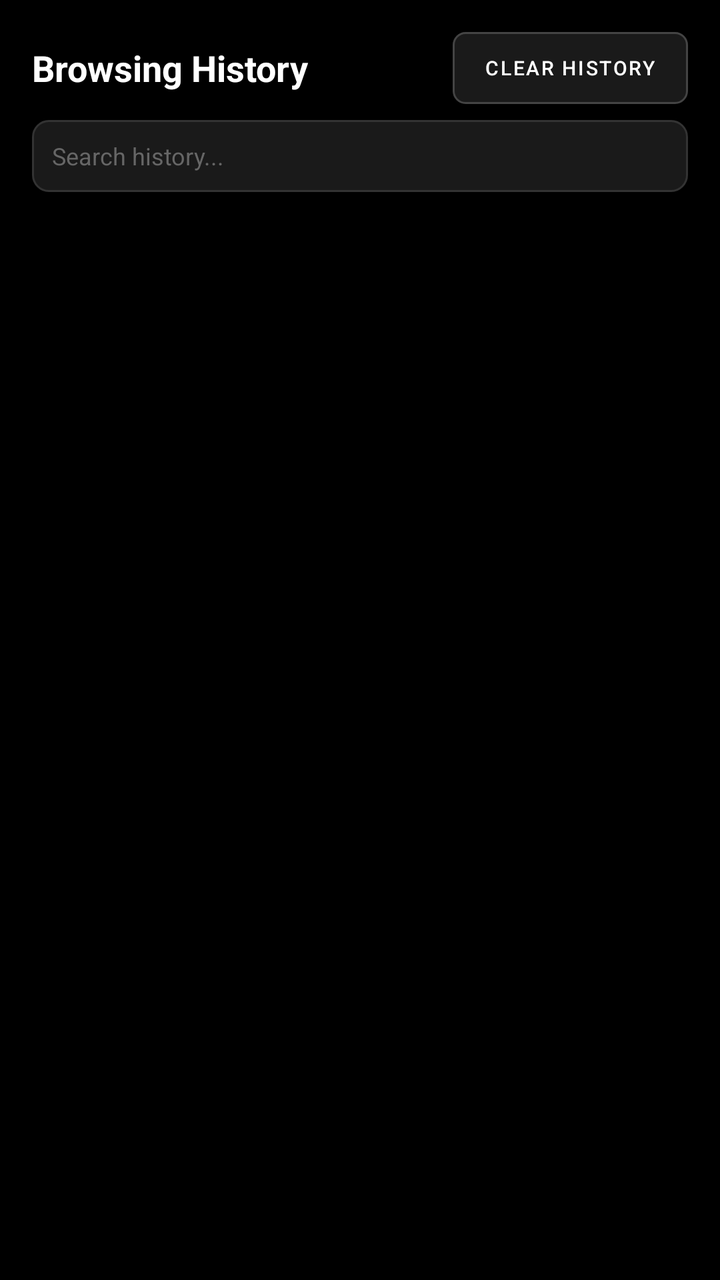
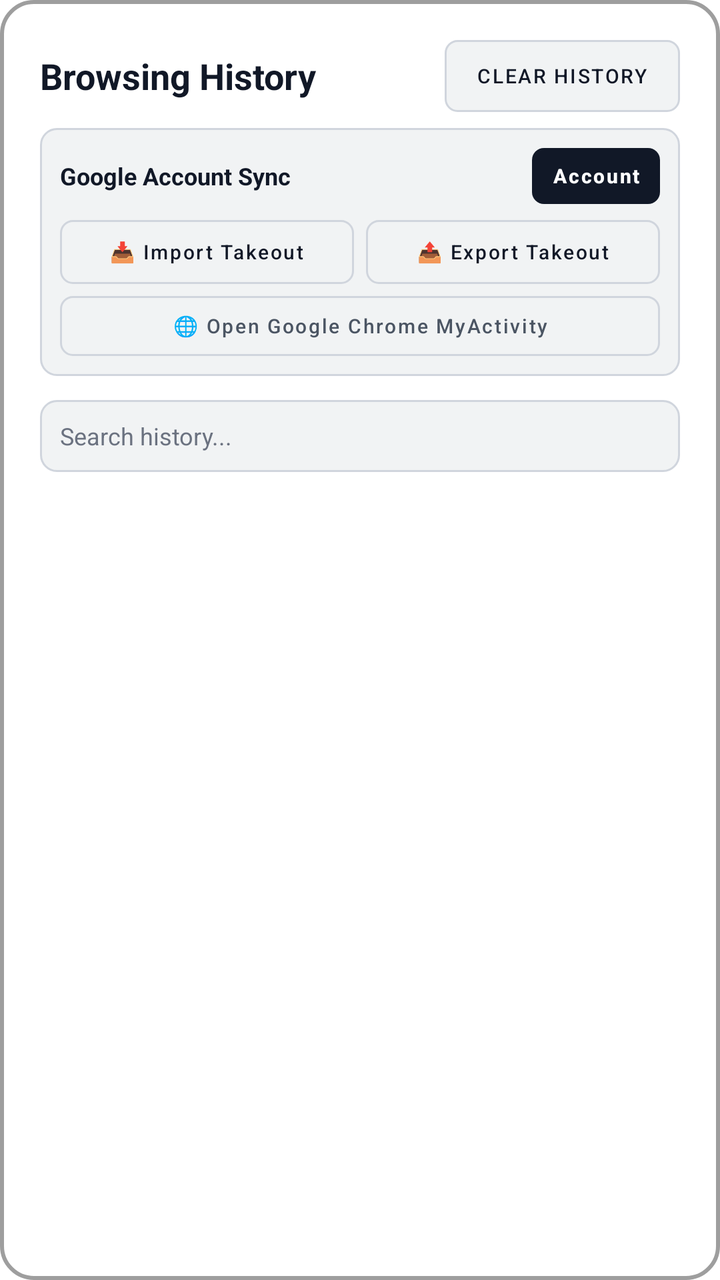

The first picture is an Android layout as it rendered before a commit; the second is the same layout after the commit. The layout source and the unified diff follow.
<!-- AndroidManifest.xml: application theme Theme.F12Browser -->
<!-- res/layout/dialog_history.xml -->
<?xml version="1.0" encoding="utf-8"?>
<LinearLayout xmlns:android="http://schemas.android.com/apk/res/android"
    android:layout_width="match_parent"
    android:layout_height="match_parent"
    android:orientation="vertical"
    android:background="@color/bg_black"
    android:padding="16dp">

    <LinearLayout
        android:layout_width="match_parent"
        android:layout_height="wrap_content"
        android:orientation="horizontal"
        android:gravity="center_vertical"
        android:layout_marginBottom="8dp">

        <TextView
            android:layout_width="0dp"
            android:layout_height="wrap_content"
            android:layout_weight="1"
            android:text="Browsing History"
            android:textColor="@color/text_primary"
            android:textSize="18sp"
            android:textStyle="bold" />

        <Button
            android:id="@+id/btn_clear_history"
            android:layout_width="wrap_content"
            android:layout_height="36dp"
            android:background="@drawable/bg_button_dark"
            android:text="CLEAR HISTORY"
            android:textColor="@color/text_primary"
            android:textSize="10sp" />
    </LinearLayout>

    <EditText
        android:id="@+id/history_search"
        android:layout_width="match_parent"
        android:layout_height="36dp"
        android:layout_marginBottom="10dp"
        android:background="@drawable/bg_toolbar_edittext"
        android:hint="Search history..."
        android:textColor="@color/text_primary"
        android:textColorHint="@color/text_tertiary"
        android:textSize="12sp"
        android:paddingHorizontal="10dp"
        android:singleLine="true" />

    <androidx.recyclerview.widget.RecyclerView
        android:id="@+id/recycler_history"
        android:layout_width="match_parent"
        android:layout_height="match_parent"
        android:scrollbars="vertical" />
</LinearLayout>
<!-- resources referenced by this layout -->
<resources>
  <color name="bg_black">#000000</color>
  <color name="text_primary">#FFFFFF</color>
  <color name="text_tertiary">#666666</color>
  <!-- drawable bg_button_dark (drawable) -->
  <ripple xmlns:android="http://schemas.android.com/apk/res/android"
      android:color="#33FFFFFF">
      <item>
          <shape android:shape="rectangle">
              <solid android:color="#1A1A1A" />
              <stroke android:width="1dp" android:color="#444444" />
              <corners android:radius="6dp" />
              <padding
                  android:left="12dp"
                  android:top="8dp"
                  android:right="12dp"
                  android:bottom="8dp" />
          </shape>
      </item>
  </ripple>
  <!-- drawable bg_toolbar_edittext (drawable) -->
  <shape xmlns:android="http://schemas.android.com/apk/res/android"
      android:shape="rectangle">
      <solid android:color="#1A1A1A" />
      <stroke android:width="1dp" android:color="#333333" />
      <corners android:radius="8dp" />
      <padding
          android:left="10dp"
          android:top="6dp"
          android:right="10dp"
          android:bottom="6dp" />
  </shape>
  <style name="Theme.F12Browser" parent="Theme.MaterialComponents.NoActionBar">
          
          <item name="colorPrimary">@color/bg_black</item>
          <item name="colorPrimaryVariant">@color/bg_dark</item>
          <item name="colorOnPrimary">@color/text_primary</item>
          
          
          <item name="colorSecondary">@color/accent_white</item>
          <item name="colorSecondaryVariant">@color/accent_gray</item>
          <item name="colorOnSecondary">@color/bg_black</item>
          
          
          <item name="android:colorBackground">@color/bg_black</item>
          <item name="colorSurface">@color/bg_surface</item>
          <item name="colorOnSurface">@color/text_primary</item>
          
          
          <item name="android:statusBarColor">@color/bg_black</item>
          <item name="android:navigationBarColor">@color/bg_black</item>
          <item name="android:windowLightStatusBar" tools:targetApi="m">false</item>
          <item name="android:windowLightNavigationBar" tools:targetApi="o_mr1">false</item>
  
          
          <item name="materialButtonStyle">@style/Widget.F12.Button</item>
      </style>
  <color name="bg_dark">#121212</color>
  <color name="accent_white">#FFFFFF</color>
  <color name="accent_gray">#888888</color>
  <color name="bg_surface">#1A1A1A</color>
  <style name="Widget.F12.Button" parent="Widget.MaterialComponents.Button">
          <item name="android:insetTop">0dp</item>
          <item name="android:insetBottom">0dp</item>
          <item name="android:insetLeft">0dp</item>
          <item name="android:insetRight">0dp</item>
          <item name="android:minHeight">0dp</item>
          <item name="android:minWidth">0dp</item>
          <item name="backgroundTint">@null</item>
          <item name="rippleColor">#33FFFFFF</item>
          <item name="android:stateListAnimator">@null</item>
          <item name="android:textAllCaps">false</item>
      </style>
</resources>

<!-- the commit's change to res/layout/dialog_history.xml (unified diff, before → after) -->
@@ -3,8 +3,8 @@
     android:layout_width="match_parent"
     android:layout_height="match_parent"
     android:orientation="vertical"
-    android:background="@color/bg_black"
-    android:padding="16dp">
+    android:background="@drawable/bg_dialog_modal"
+    android:padding="20dp">
 
     <LinearLayout
         android:layout_width="match_parent"
@@ -32,6 +32,82 @@
             android:textSize="10sp" />
     </LinearLayout>
 
+    
+    <LinearLayout
+        android:layout_width="match_parent"
+        android:layout_height="wrap_content"
+        android:orientation="vertical"
+        android:background="@drawable/bg_card_monochrome"
+        android:padding="10dp"
+        android:layout_marginBottom="12dp">
+
+        <LinearLayout
+            android:layout_width="match_parent"
+            android:layout_height="wrap_content"
+            android:orientation="horizontal"
+            android:gravity="center_vertical"
+            android:layout_marginBottom="8dp">
+
+            <TextView
+                android:id="@+id/txt_google_sync_status"
+                android:layout_width="0dp"
+                android:layout_height="wrap_content"
+                android:layout_weight="1"
+                android:text="Google Account Sync"
+                android:textColor="@color/text_primary"
+                android:textSize="12sp"
+                android:textStyle="bold" />
+
+            <Button
+                android:id="@+id/btn_google_sign_in"
+                android:layout_width="wrap_content"
+                android:layout_height="28dp"
+                android:background="@drawable/bg_button_white"
+                android:text="Account"
+                android:textColor="@color/bg_black"
+                android:textSize="10sp"
+                android:textStyle="bold"
+                android:paddingHorizontal="10dp" />
+        </LinearLayout>
+
+        <LinearLayout
+            android:layout_width="match_parent"
+            android:layout_height="wrap_content"
+            android:orientation="horizontal"
+            android:layout_marginBottom="6dp">
+
+            <Button
+                android:id="@+id/btn_hist_import_takeout"
+                android:layout_width="0dp"
+                android:layout_height="32dp"
+                android:layout_weight="1"
+                android:layout_marginEnd="6dp"
+                android:background="@drawable/bg_button_dark"
+                android:text="📥 Import Takeout"
+                android:textColor="@color/text_primary"
+                android:textSize="10sp" />
+
+            <Button
+                android:id="@+id/btn_hist_export_takeout"
+                android:layout_width="0dp"
+                android:layout_height="32dp"
+                android:layout_weight="1"
+                android:background="@drawable/bg_button_dark"
+                android:text="📤 Export Takeout"
+                android:textColor="@color/text_primary"
+                android:textSize="10sp" />
+        </LinearLayout>
+
+        <Button
+            android:id="@+id/btn_google_my_activity"
+            android:layout_width="match_parent"
+            android:layout_height="30dp"
+            android:background="@drawable/bg_button_dark"
+            android:text="🌐 Open Google Chrome MyActivity"
+            android:textColor="@color/text_secondary"
+            android:textSize="10sp" />
+    </LinearLayout>
+
     <EditText
         android:id="@+id/history_search"
         android:layout_width="match_parent"
<!-- resource entries referenced after the edit -->
@@ -1,15 +1,16 @@
 <!-- resources referenced by this layout -->
 <resources>
-  <color name="bg_black">#000000</color>
-  <color name="text_primary">#FFFFFF</color>
-  <color name="text_tertiary">#666666</color>
+  <color name="bg_black">#FFFFFF</color>
+  <color name="text_primary">#111827</color>
+  <color name="text_secondary">#4B5563</color>
+  <color name="text_tertiary">#6B7280</color>
   <!-- drawable bg_button_dark (drawable) -->
   <ripple xmlns:android="http://schemas.android.com/apk/res/android"
-      android:color="#33FFFFFF">
+      android:color="@color/border_color">
       <item>
           <shape android:shape="rectangle">
-              <solid android:color="#1A1A1A" />
-              <stroke android:width="1dp" android:color="#444444" />
+              <solid android:color="@color/bg_surface_elevated" />
+              <stroke android:width="1dp" android:color="@color/border_color" />
               <corners android:radius="6dp" />
               <padding
                   android:left="12dp"
@@ -19,11 +20,43 @@
           </shape>
       </item>
   </ripple>
+  <!-- drawable bg_button_white (drawable) -->
+  <ripple xmlns:android="http://schemas.android.com/apk/res/android"
+      android:color="@color/border_color">
+      <item>
+          <shape android:shape="rectangle">
+              <solid android:color="@color/accent_white" />
+              <corners android:radius="6dp" />
+              <padding
+                  android:left="12dp"
+                  android:top="8dp"
+                  android:right="12dp"
+                  android:bottom="8dp" />
+          </shape>
+      </item>
+  </ripple>
+  <!-- drawable bg_card_monochrome (drawable) -->
+  <shape xmlns:android="http://schemas.android.com/apk/res/android"
+      android:shape="rectangle">
+      <solid android:color="@color/bg_surface_elevated" />
+      <stroke android:width="1dp" android:color="@color/border_color" />
+      <corners android:radius="8dp" />
+  </shape>
+  <!-- drawable bg_dialog_modal (drawable) -->
+  <?xml version="1.0" encoding="utf-8"?>
+  <shape xmlns:android="http://schemas.android.com/apk/res/android"
+      android:shape="rectangle">
+      <solid android:color="@color/modal_surface" />
+      <stroke
+          android:width="2dp"
+          android:color="@color/modal_border" />
+      <corners android:radius="16dp" />
+  </shape>
   <!-- drawable bg_toolbar_edittext (drawable) -->
   <shape xmlns:android="http://schemas.android.com/apk/res/android"
       android:shape="rectangle">
-      <solid android:color="#1A1A1A" />
-      <stroke android:width="1dp" android:color="#333333" />
+      <solid android:color="@color/bg_surface_elevated" />
+      <stroke android:width="1dp" android:color="@color/border_color" />
       <corners android:radius="8dp" />
       <padding
           android:left="10dp"
@@ -31,7 +64,7 @@
           android:right="10dp"
           android:bottom="6dp" />
   </shape>
-  <style name="Theme.F12Browser" parent="Theme.MaterialComponents.NoActionBar">
+  <style name="Theme.F12Browser" parent="Theme.MaterialComponents.DayNight.NoActionBar">
           
           <item name="colorPrimary">@color/bg_black</item>
           <item name="colorPrimaryVariant">@color/bg_dark</item>
@@ -50,16 +83,20 @@
           
           <item name="android:statusBarColor">@color/bg_black</item>
           <item name="android:navigationBarColor">@color/bg_black</item>
-          <item name="android:windowLightStatusBar" tools:targetApi="m">false</item>
-          <item name="android:windowLightNavigationBar" tools:targetApi="o_mr1">false</item>
+          <item name="android:windowLightStatusBar" tools:targetApi="m">true</item>
+          <item name="android:windowLightNavigationBar" tools:targetApi="o_mr1">true</item>
   
           
           <item name="materialButtonStyle">@style/Widget.F12.Button</item>
       </style>
-  <color name="bg_dark">#121212</color>
-  <color name="accent_white">#FFFFFF</color>
-  <color name="accent_gray">#888888</color>
-  <color name="bg_surface">#1A1A1A</color>
+  <color name="border_color">#D0D5DD</color>
+  <color name="bg_surface_elevated">#F1F3F4</color>
+  <color name="bg_dark">#F4F5F7</color>
+  <color name="accent_white">#111827</color>
+  <color name="modal_surface">#FFFFFF</color>
+  <color name="modal_border">#9E9E9E</color>
+  <color name="accent_gray">#6B7280</color>
+  <color name="bg_surface">#FFFFFF</color>
   <style name="Widget.F12.Button" parent="Widget.MaterialComponents.Button">
           <item name="android:insetTop">0dp</item>
           <item name="android:insetBottom">0dp</item>
@@ -68,7 +105,7 @@
           <item name="android:minHeight">0dp</item>
           <item name="android:minWidth">0dp</item>
           <item name="backgroundTint">@null</item>
-          <item name="rippleColor">#33FFFFFF</item>
+          <item name="rippleColor">#22000000</item>
           <item name="android:stateListAnimator">@null</item>
           <item name="android:textAllCaps">false</item>
       </style>
